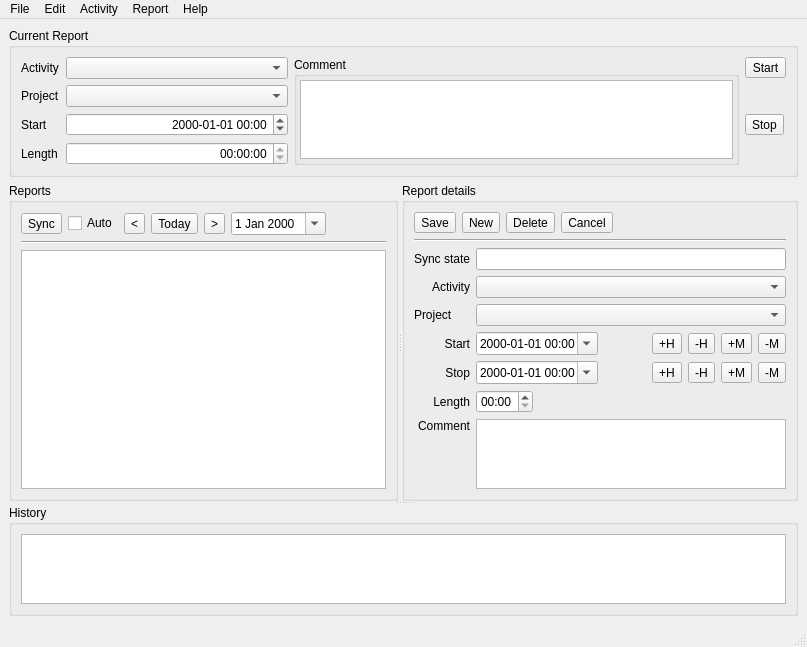
First picture: the form in client/main_win.ui, repository abundo/ergotime, before the edit.
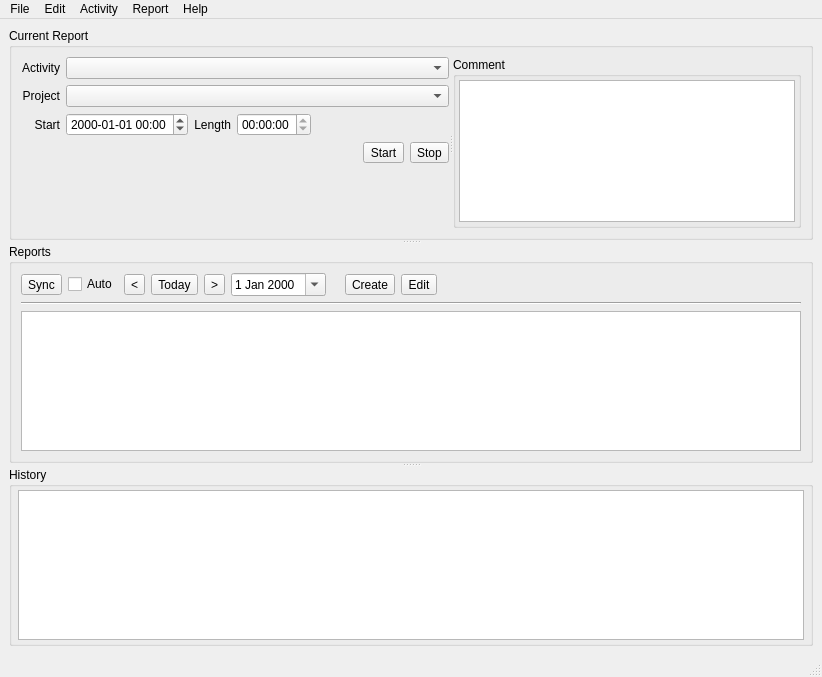
Second picture: the form after the edit.

Commit message: New/edit of reports is now a separate dialog

Diff of the .ui file:
```diff
--- a/client/main_win.ui
+++ b/client/main_win.ui
@@ -6,8 +6,8 @@
    <rect>
     <x>0</x>
     <y>0</y>
-    <width>807</width>
-    <height>624</height>
+    <width>822</width>
+    <height>677</height>
    </rect>
   </property>
   <property name="windowTitle">
@@ -22,13 +22,37 @@
    </property>
    <layout class="QVBoxLayout" name="verticalLayout">
     <item>
+     <widget class="QSplitter" name="splitter_1">
+      <property name="orientation">
+       <enum>Qt::Vertical</enum>
+      </property>
      <widget class="QGroupBox" name="horizontalGroupBox_2">
       <property name="title">
        <string>Current Report</string>
       </property>
+       <layout class="QVBoxLayout" name="verticalLayout_6">
+        <item>
+         <widget class="QSplitter" name="splitter">
+          <property name="orientation">
+           <enum>Qt::Horizontal</enum>
+          </property>
+          <widget class="QWidget" name="horizontalLayoutWidget_4">
       <layout class="QHBoxLayout" name="horizontalLayout_7">
        <item>
-        <layout class="QGridLayout" name="gridLayout_3">
+             <layout class="QFormLayout" name="formLayout">
+              <property name="labelAlignment">
+               <set>Qt::AlignRight|Qt::AlignTrailing|Qt::AlignVCenter</set>
+              </property>
+              <item row="0" column="0">
+               <widget class="QLabel" name="label_3">
+                <property name="text">
+                 <string>Activity</string>
+                </property>
+                <property name="alignment">
+                 <set>Qt::AlignRight|Qt::AlignTrailing|Qt::AlignVCenter</set>
+                </property>
+               </widget>
+              </item>
          <item row="0" column="1">
           <widget class="QComboBox" name="comboCurrentActivity">
            <property name="sizePolicy">
@@ -39,31 +63,35 @@
            </property>
           </widget>
          </item>
-         <item row="0" column="0">
-          <widget class="QLabel" name="label_3">
+              <item row="1" column="0">
+               <widget class="QLabel" name="label_11">
            <property name="text">
-            <string>Activity</string>
+                 <string>Project</string>
+                </property>
+                <property name="alignment">
+                 <set>Qt::AlignRight|Qt::AlignTrailing|Qt::AlignVCenter</set>
            </property>
           </widget>
          </item>
-         <item row="3" column="0">
-          <widget class="QLabel" name="label_5">
-           <property name="text">
-            <string>Length</string>
-           </property>
-          </widget>
+              <item row="1" column="1">
+               <widget class="QComboBox" name="comboCurrentProject"/>
          </item>
          <item row="2" column="0">
           <widget class="QLabel" name="label_4">
            <property name="text">
             <string>Start</string>
            </property>
+                <property name="alignment">
+                 <set>Qt::AlignRight|Qt::AlignTrailing|Qt::AlignVCenter</set>
+                </property>
           </widget>
          </item>
          <item row="2" column="1">
+               <layout class="QHBoxLayout" name="horizontalLayout_13">
+                <item>
           <widget class="QDateTimeEdit" name="dtCurrentStart">
            <property name="alignment">
-            <set>Qt::AlignRight|Qt::AlignTrailing|Qt::AlignVCenter</set>
+                   <set>Qt::AlignLeading|Qt::AlignLeft|Qt::AlignVCenter</set>
            </property>
            <property name="currentSection">
             <enum>QDateTimeEdit::YearSection</enum>
@@ -76,10 +104,20 @@
            </property>
           </widget>
          </item>
-         <item row="3" column="1">
+                <item>
+                 <widget class="QLabel" name="label_5">
+                  <property name="text">
+                   <string>Length</string>
+                  </property>
+                  <property name="alignment">
+                   <set>Qt::AlignRight|Qt::AlignTrailing|Qt::AlignVCenter</set>
+                  </property>
+                 </widget>
+                </item>
+                <item>
           <widget class="QTimeEdit" name="timeCurrentLen">
            <property name="alignment">
-            <set>Qt::AlignRight|Qt::AlignTrailing|Qt::AlignVCenter</set>
+                   <set>Qt::AlignLeading|Qt::AlignLeft|Qt::AlignVCenter</set>
            </property>
            <property name="readOnly">
             <bool>true</bool>
@@ -92,21 +130,59 @@
            </property>
           </widget>
          </item>
-         <item row="0" column="3">
+                <item>
+                 <spacer name="horizontalSpacer_4">
+                  <property name="orientation">
+                   <enum>Qt::Horizontal</enum>
+                  </property>
+                  <property name="sizeHint" stdset="0">
+                   <size>
+                    <width>40</width>
+                    <height>20</height>
+                   </size>
+                  </property>
+                 </spacer>
+                </item>
+               </layout>
+              </item>
+              <item row="3" column="1">
+               <layout class="QHBoxLayout" name="horizontalLayout_2">
+                <item>
+                 <spacer name="horizontalSpacer_2">
+                  <property name="orientation">
+                   <enum>Qt::Horizontal</enum>
+                  </property>
+                  <property name="sizeHint" stdset="0">
+                   <size>
+                    <width>40</width>
+                    <height>20</height>
+                   </size>
+                  </property>
+                 </spacer>
+                </item>
+                <item>
           <widget class="QToolButton" name="btnCurrentStart">
            <property name="text">
             <string>Start</string>
            </property>
           </widget>
          </item>
-         <item row="2" column="3">
+                <item>
           <widget class="QToolButton" name="btnCurrentStop">
            <property name="text">
             <string>Stop</string>
            </property>
           </widget>
          </item>
-         <item row="0" column="2" rowspan="4">
+               </layout>
+              </item>
+             </layout>
+            </item>
+           </layout>
+          </widget>
+          <widget class="QWidget" name="horizontalLayoutWidget_3">
+           <layout class="QHBoxLayout" name="horizontalLayout">
+            <item>
           <widget class="QGroupBox" name="groupBox">
            <property name="sizePolicy">
             <sizepolicy hsizetype="Expanding" vsizetype="Preferred">
@@ -149,30 +225,12 @@
            </layout>
           </widget>
          </item>
-         <item row="1" column="0">
-          <widget class="QLabel" name="label_11">
-           <property name="text">
-            <string>Project</string>
-           </property>
+           </layout>
           </widget>
-         </item>
-         <item row="1" column="1">
-          <widget class="QComboBox" name="comboCurrentProject"/>
-         </item>
-        </layout>
-       </item>
-      </layout>
-     </widget>
-    </item>
-    <item>
-     <widget class="QSplitter" name="splitter_2">
-      <property name="orientation">
-       <enum>Qt::Vertical</enum>
-      </property>
-      <widget class="QSplitter" name="splitter_1">
-       <property name="orientation">
-        <enum>Qt::Horizontal</enum>
-       </property>
+         </widget>
+        </item>
+       </layout>
+      </widget>
        <widget class="QGroupBox" name="groupBox_2">
         <property name="title">
          <string>Reports</string>
@@ -239,6 +297,20 @@
              </property>
             </widget>
            </item>
+          <item>
+           <widget class="QToolButton" name="btn_report_create">
+            <property name="text">
+             <string>Create</string>
+            </property>
+           </widget>
+          </item>
+          <item>
+           <widget class="QToolButton" name="btn_report_edit">
+            <property name="text">
+             <string>Edit</string>
+            </property>
+           </widget>
+          </item>
            <item>
             <spacer name="horizontalSpacer">
              <property name="orientation">
@@ -288,363 +360,23 @@
          </item>
         </layout>
        </widget>
-       <widget class="QGroupBox" name="groupBox_3">
-        <property name="title">
-         <string>Report details</string>
-        </property>
-        <property name="flat">
-         <bool>false</bool>
-        </property>
-        <layout class="QVBoxLayout" name="verticalLayout_3">
-         <property name="spacing">
-          <number>6</number>
-         </property>
-         <property name="leftMargin">
-          <number>9</number>
-         </property>
-         <property name="topMargin">
-          <number>9</number>
-         </property>
-         <property name="rightMargin">
-          <number>9</number>
-         </property>
-         <property name="bottomMargin">
-          <number>9</number>
-         </property>
-         <item>
-          <layout class="QHBoxLayout" name="horizontalLayout_2">
-           <item>
-            <widget class="QToolButton" name="btnReportSave">
-             <property name="text">
-              <string>Save</string>
-             </property>
-            </widget>
-           </item>
-           <item>
-            <widget class="QToolButton" name="btnReportNew">
-             <property name="text">
-              <string>New</string>
-             </property>
-            </widget>
-           </item>
-           <item>
-            <widget class="QToolButton" name="btnReportDelete">
-             <property name="text">
-              <string>Delete</string>
-             </property>
-            </widget>
-           </item>
-           <item>
-            <widget class="QToolButton" name="btnReportCancel">
-             <property name="text">
-              <string>Cancel</string>
-             </property>
-            </widget>
-           </item>
-           <item>
-            <spacer name="horizontalSpacer_3">
-             <property name="orientation">
-              <enum>Qt::Horizontal</enum>
-             </property>
-             <property name="sizeHint" stdset="0">
-              <size>
-               <width>40</width>
-               <height>20</height>
-              </size>
-             </property>
-            </spacer>
-           </item>
-          </layout>
-         </item>
-         <item>
-          <widget class="Line" name="line_2">
-           <property name="orientation">
-            <enum>Qt::Horizontal</enum>
-           </property>
-          </widget>
-         </item>
-         <item>
-          <layout class="QHBoxLayout" name="horizontalLayout_3">
-           <item>
-            <layout class="QGridLayout" name="gridLayout">
-             <item row="8" column="0">
-              <widget class="QLabel" name="label_9">
-               <property name="text">
-                <string>Comment</string>
-               </property>
-               <property name="alignment">
-                <set>Qt::AlignRight|Qt::AlignTop|Qt::AlignTrailing</set>
-               </property>
-              </widget>
-             </item>
-             <item row="8" column="1">
-              <widget class="QTextEdit" name="txtReportComment"/>
-             </item>
-             <item row="1" column="1">
-              <widget class="QComboBox" name="comboReportActivity">
-               <property name="sizePolicy">
-                <sizepolicy hsizetype="Expanding" vsizetype="Fixed">
-                 <horstretch>0</horstretch>
-                 <verstretch>0</verstretch>
-                </sizepolicy>
-               </property>
-              </widget>
-             </item>
-             <item row="6" column="0">
-              <widget class="QLabel" name="label_10">
-               <property name="text">
-                <string>Stop</string>
-               </property>
-               <property name="alignment">
-                <set>Qt::AlignRight|Qt::AlignTrailing|Qt::AlignVCenter</set>
-               </property>
-              </widget>
-             </item>
-             <item row="2" column="0">
-              <widget class="QLabel" name="label_12">
-               <property name="text">
-                <string>Project</string>
-               </property>
-              </widget>
-             </item>
-             <item row="2" column="1">
-              <widget class="QComboBox" name="comboReportProject"/>
-             </item>
-             <item row="0" column="0">
-              <widget class="QLabel" name="label_2">
-               <property name="text">
-                <string>Sync state</string>
-               </property>
-              </widget>
-             </item>
-             <item row="7" column="0">
-              <widget class="QLabel" name="label_8">
-               <property name="text">
-                <string>   Length</string>
-               </property>
-               <property name="alignment">
-                <set>Qt::AlignRight|Qt::AlignTrailing|Qt::AlignVCenter</set>
-               </property>
-              </widget>
-             </item>
-             <item row="1" column="0">
-              <widget class="QLabel" name="label_6">
-               <property name="text">
-                <string>Activity</string>
-               </property>
-               <property name="alignment">
-                <set>Qt::AlignRight|Qt::AlignTrailing|Qt::AlignVCenter</set>
-               </property>
-              </widget>
-             </item>
-             <item row="6" column="1">
-              <layout class="QHBoxLayout" name="horizontalLayout_8">
-               <item>
-                <widget class="QDateTimeEdit" name="dtReportStop">
-                 <property name="sizePolicy">
-                  <sizepolicy hsizetype="MinimumExpanding" vsizetype="Fixed">
-                   <horstretch>0</horstretch>
-                   <verstretch>0</verstretch>
-                  </sizepolicy>
-                 </property>
-                 <property name="buttonSymbols">
-                  <enum>QAbstractSpinBox::PlusMinus</enum>
-                 </property>
-                 <property name="currentSection">
-                  <enum>QDateTimeEdit::YearSection</enum>
-                 </property>
-                 <property name="displayFormat">
-                  <string>yyyy-MM-dd HH:mm</string>
-                 </property>
-                 <property name="calendarPopup">
-                  <bool>true</bool>
-                 </property>
-                </widget>
-               </item>
-               <item>
-                <spacer name="horizontalSpacer_8">
-                 <property name="orientation">
-                  <enum>Qt::Horizontal</enum>
-                 </property>
-                 <property name="sizeHint" stdset="0">
-                  <size>
-                   <width>40</width>
-                   <height>20</height>
-                  </size>
-                 </property>
-                </spacer>
-               </item>
-               <item>
-                <widget class="QToolButton" name="btnStopHourPlus">
-                 <property name="text">
-                  <string>+H</string>
-                 </property>
-                </widget>
-               </item>
-               <item>
-                <widget class="QToolButton" name="btnStopHourMinus">
-                 <property name="text">
-                  <string>-H</string>
-                 </property>
-                </widget>
-               </item>
-               <item>
-                <widget class="QToolButton" name="btnStopMinutePlus">
-                 <property name="text">
-                  <string>+M</string>
-                 </property>
-                 <property name="autoRepeat">
-                  <bool>true</bool>
-                 </property>
-                </widget>
-               </item>
-               <item>
-                <widget class="QToolButton" name="btnStopMinuteMinus">
-                 <property name="text">
-                  <string>-M</string>
-                 </property>
-                 <property name="autoRepeat">
-                  <bool>true</bool>
-                 </property>
-                </widget>
-               </item>
-              </layout>
-             </item>
-             <item row="3" column="0">
-              <widget class="QLabel" name="label_7">
-               <property name="text">
-                <string>Start</string>
-               </property>
-               <property name="alignment">
-                <set>Qt::AlignRight|Qt::AlignTrailing|Qt::AlignVCenter</set>
-               </property>
-              </widget>
-             </item>
-             <item row="7" column="1">
-              <layout class="QHBoxLayout" name="horizontalLayout_5">
-               <item>
-                <widget class="QTimeEdit" name="timeReportLen">
-                 <property name="sizePolicy">
-                  <sizepolicy hsizetype="Preferred" vsizetype="Fixed">
-                   <horstretch>0</horstretch>
-                   <verstretch>0</verstretch>
-                  </sizepolicy>
-                 </property>
-                 <property name="displayFormat">
-                  <string>HH:mm</string>
-                 </property>
-                </widget>
-               </item>
-               <item>
-                <spacer name="horizontalSpacer_2">
-                 <property name="orientation">
-                  <enum>Qt::Horizontal</enum>
-                 </property>
-                 <property name="sizeHint" stdset="0">
-                  <size>
-                   <width>40</width>
-                   <height>20</height>
-                  </size>
-                 </property>
-                </spacer>
-               </item>
-              </layout>
-             </item>
-             <item row="3" column="1">
-              <layout class="QHBoxLayout" name="horizontalLayout_9">
-               <item>
-                <widget class="QDateTimeEdit" name="dtReportStart">
-                 <property name="sizePolicy">
-                  <sizepolicy hsizetype="MinimumExpanding" vsizetype="Fixed">
-                   <horstretch>0</horstretch>
-                   <verstretch>0</verstretch>
-                  </sizepolicy>
-                 </property>
-                 <property name="buttonSymbols">
-                  <enum>QAbstractSpinBox::UpDownArrows</enum>
-                 </property>
-                 <property name="displayFormat">
-                  <string>yyyy-MM-dd HH:mm</string>
-                 </property>
-                 <property name="calendarPopup">
-                  <bool>true</bool>
-                 </property>
-                </widget>
-               </item>
-               <item>
-                <spacer name="horizontalSpacer_7">
-                 <property name="orientation">
-                  <enum>Qt::Horizontal</enum>
-                 </property>
-                 <property name="sizeHint" stdset="0">
-                  <size>
-                   <width>40</width>
-                   <height>20</height>
-                  </size>
-                 </property>
-                </spacer>
-               </item>
-               <item>
-                <widget class="QToolButton" name="btnStartHourPlus">
-                 <property name="text">
-                  <string>+H</string>
-                 </property>
-                 <property name="autoRepeat">
-                  <bool>false</bool>
-                 </property>
-                </widget>
-               </item>
-               <item>
-                <widget class="QToolButton" name="btnStartHourMinus">
-                 <property name="text">
-                  <string>-H</string>
-                 </property>
-                 <property name="autoRepeat">
-                  <bool>false</bool>
-                 </property>
-                </widget>
-               </item>
-               <item>
-                <widget class="QToolButton" name="btnStartMinutePlus">
-                 <property name="text">
-                  <string>+M</string>
-                 </property>
-                 <property name="autoRepeat">
-                  <bool>true</bool>
-                 </property>
-                </widget>
-               </item>
-               <item>
-                <widget class="QToolButton" name="btnStartMinuteMinus">
-                 <property name="text">
-                  <string>-M</string>
-                 </property>
-                 <property name="autoRepeat">
-                  <bool>true</bool>
-                 </property>
-                </widget>
-               </item>
-              </layout>
-             </item>
-             <item row="0" column="1">
-              <widget class="QLineEdit" name="lblReportSyncState">
-               <property name="readOnly">
-                <bool>true</bool>
-               </property>
-              </widget>
-             </item>
-            </layout>
-           </item>
-          </layout>
-         </item>
-        </layout>
-       </widget>
-      </widget>
       <widget class="QGroupBox" name="groupHistory">
        <property name="title">
         <string>History</string>
        </property>
-       <layout class="QHBoxLayout" name="horizontalLayout">
+       <layout class="QVBoxLayout" name="verticalLayout_5">
+        <property name="leftMargin">
+         <number>6</number>
+        </property>
+        <property name="topMargin">
+         <number>3</number>
+        </property>
+        <property name="rightMargin">
+         <number>6</number>
+        </property>
+        <property name="bottomMargin">
+         <number>3</number>
+        </property>
         <item>
          <widget class="QPlainTextEdit" name="txtLog">
           <property name="lineWrapMode">
@@ -672,7 +404,7 @@
     <rect>
      <x>0</x>
      <y>0</y>
-     <width>807</width>
+     <width>822</width>
      <height>21</height>
     </rect>
    </property>
```
Left out of the diff: 20 changed lines with no effect on the pictures. Lines whose indentation alone changed are shown as unchanged. The commit also changes 6 other files.
